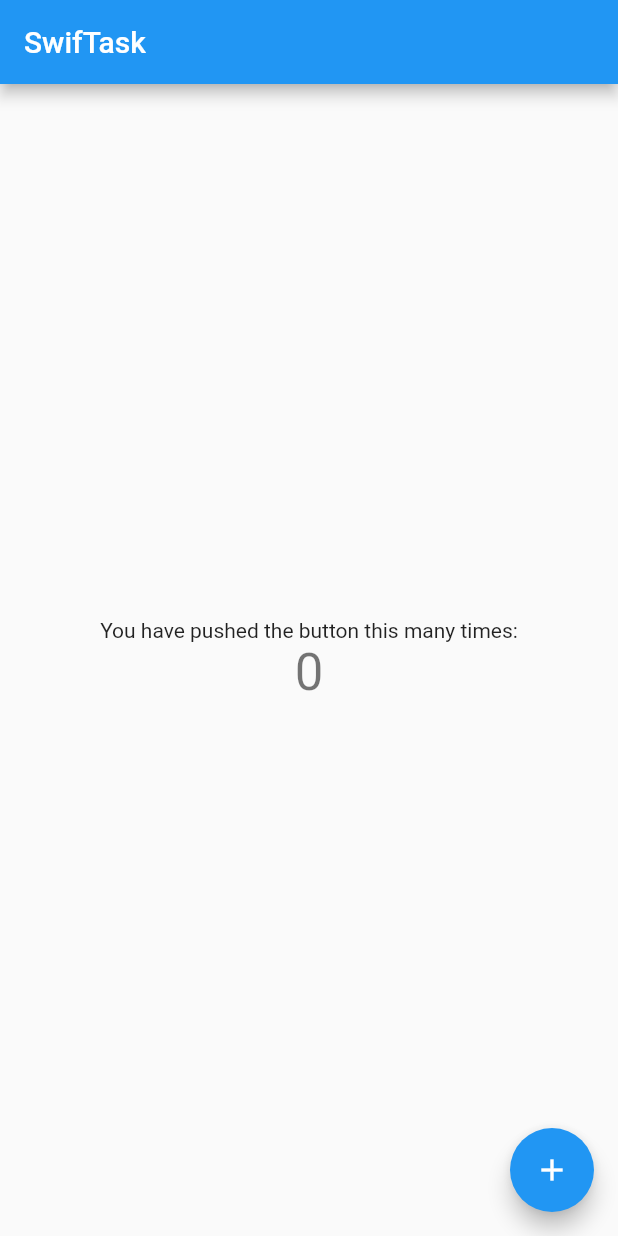
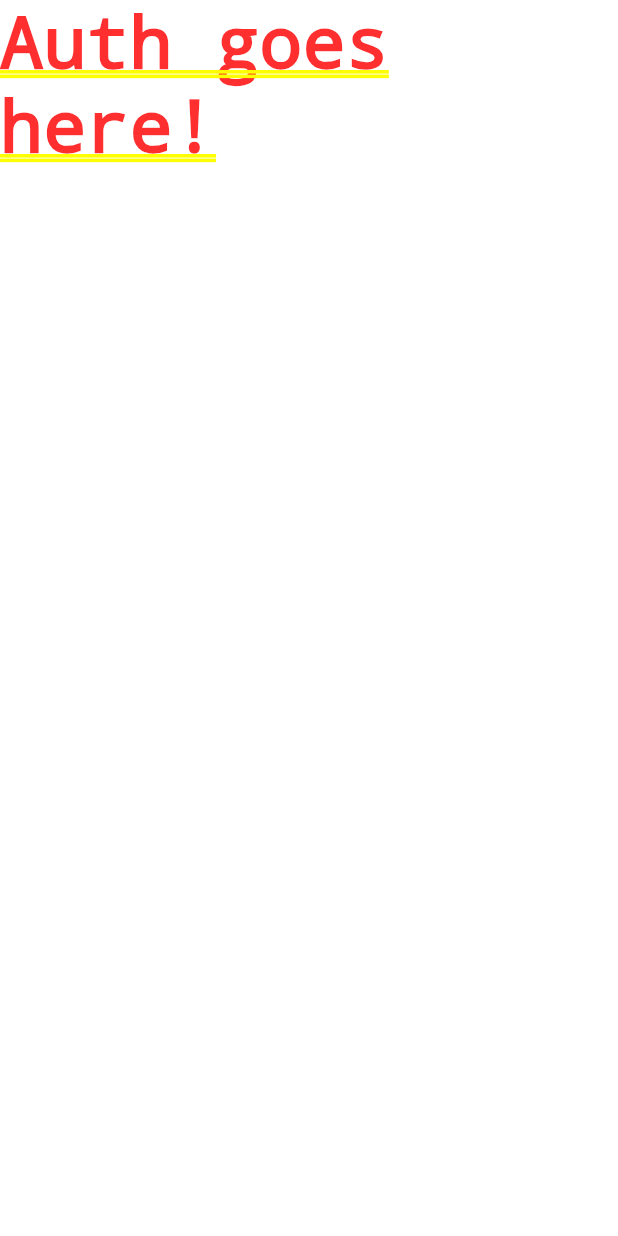
Before and after one commit to edubotdom/swiftask, a Flutter app: the screen it shows after launch, on a phone screen of 412 x 824 dp. Run offline on Flutter 3.47's test engine with Material 2 defaults, Android fonts, the phone set to English and light mode, and no system bars.

Commit message:
Application structure
The application structure has been devided between the main application and the authentication.

Related task: #8

```diff
--- a/lib/main.dart
+++ b/lib/main.dart
@@ -1,113 +1,14 @@
 import 'package:flutter/material.dart';
+import 'package:swiftask/screens/wrapper.dart';
 
-void main() {
-  runApp(MyApp());
-}
+void main() => runApp(MyApp());
 
 class MyApp extends StatelessWidget {
   // This widget is the root of your application.
   @override
   Widget build(BuildContext context) {
     return MaterialApp(
-      title: 'Flutter Demo',
-      theme: ThemeData(
-        // This is the theme of your application.
-        //
-        // Try running your application with "flutter run". You'll see the
-        // application has a blue toolbar. Then, without quitting the app, try
-        // changing the primarySwatch below to Colors.green and then invoke
-        // "hot reload" (press "r" in the console where you ran "flutter run",
-        // or simply save your changes to "hot reload" in a Flutter IDE).
-        // Notice that the counter didn't reset back to zero; the application
-        // is not restarted.
-        primarySwatch: Colors.blue,
-      ),
-      home: MyHomePage(title: 'SwifTask'),
+      home: Wrapper(),
     );
   }
 }
-
-class MyHomePage extends StatefulWidget {
-  MyHomePage({Key key, this.title}) : super(key: key);
-
-  // This widget is the home page of your application. It is stateful, meaning
-  // that it has a State object (defined below) that contains fields that affect
-  // how it looks.
-
-  // This class is the configuration for the state. It holds the values (in this
-  // case the title) provided by the parent (in this case the App widget) and
-  // used by the build method of the State. Fields in a Widget subclass are
-  // always marked "final".
-
-  final String title;
-
-  @override
-  _MyHomePageState createState() => _MyHomePageState();
-}
-
-class _MyHomePageState extends State<MyHomePage> {
-  int _counter = 0;
-
-  void _incrementCounter() {
-    setState(() {
-      // This call to setState tells the Flutter framework that something has
-      // changed in this State, which causes it to rerun the build method below
-      // so that the display can reflect the updated values. If we changed
-      // _counter without calling setState(), then the build method would not be
-      // called again, and so nothing would appear to happen.
-      _counter++;
-    });
-  }
-
-  @override
-  Widget build(BuildContext context) {
-    // This method is rerun every time setState is called, for instance as done
-    // by the _incrementCounter method above.
-    //
-    // The Flutter framework has been optimized to make rerunning build methods
-    // fast, so that you can just rebuild anything that needs updating rather
-    // than having to individually change instances of widgets.
-    return Scaffold(
-      appBar: AppBar(
-        // Here we take the value from the MyHomePage object that was created by
-        // the App.build method, and use it to set our appbar title.
-        title: Text(widget.title),
-      ),
-      body: Center(
-        // Center is a layout widget. It takes a single child and positions it
-        // in the middle of the parent.
-        child: Column(
-          // Column is also a layout widget. It takes a list of children and
-          // arranges them vertically. By default, it sizes itself to fit its
-          // children horizontally, and tries to be as tall as its parent.
-          //
-          // Invoke "debug painting" (press "p" in the console, choose the
-          // "Toggle Debug Paint" action from the Flutter Inspector in Android
-          // Studio, or the "Toggle Debug Paint" command in Visual Studio Code)
-          // to see the wireframe for each widget.
-          //
-          // Column has various properties to control how it sizes itself and
-          // how it positions its children. Here we use mainAxisAlignment to
-          // center the children vertically; the main axis here is the vertical
-          // axis because Columns are vertical (the cross axis would be
-          // horizontal).
-          mainAxisAlignment: MainAxisAlignment.center,
-          children: <Widget>[
-            Text(
-              'You have pushed the button this many times:',
-            ),
-            Text(
-              '$_counter',
-              style: Theme.of(context).textTheme.headline4,
-            ),
-          ],
-        ),
-      ),
-      floatingActionButton: FloatingActionButton(
-        onPressed: _incrementCounter,
-        tooltip: 'Increment',
-        child: Icon(Icons.add),
-      ), // This trailing comma makes auto-formatting nicer for build methods.
-    );
-  }
-}
--- /dev/null
+++ b/lib/screens/authenticate/authenticate.dart
@@ -0,0 +1,15 @@
+import 'package:flutter/material.dart';
+
+class Authenticate extends StatefulWidget {
+  @override
+  _AuthenticateState createState() => _AuthenticateState();
+}
+
+class _AuthenticateState extends State<Authenticate> {
+  @override
+  Widget build(BuildContext context) {
+    return Container(
+      child: Text('Auth goes here!'),
+    );
+  }
+}
--- /dev/null
+++ b/lib/screens/wrapper.dart
@@ -0,0 +1,10 @@
+import 'package:flutter/material.dart';
+import 'package:swiftask/screens/authenticate/authenticate.dart';
+import 'package:swiftask/screens/home/home.dart';
+
+class Wrapper extends StatelessWidget {
+  @override
+  Widget build(BuildContext context) {
+    return Authenticate();
+  }
+}
```
Also changed, not shown: lib/screens/home/home.dart (added, +10 -0 lines), 1 other file.
